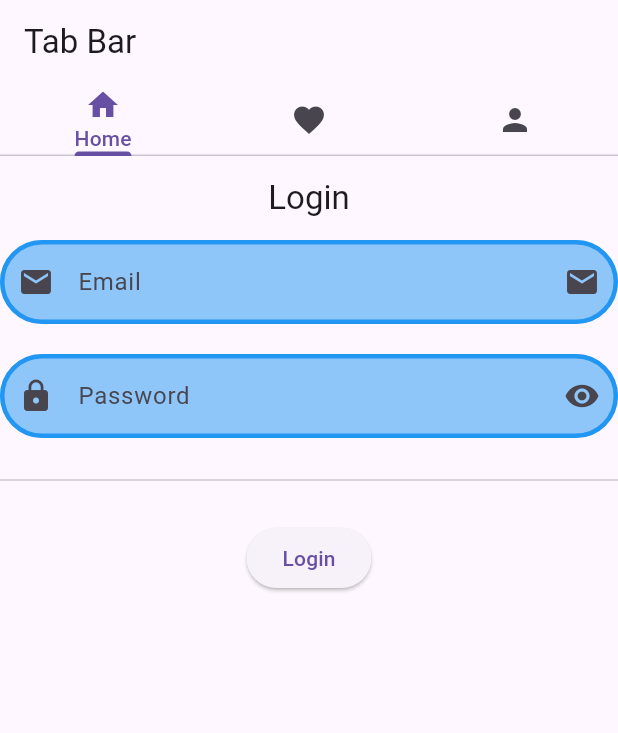
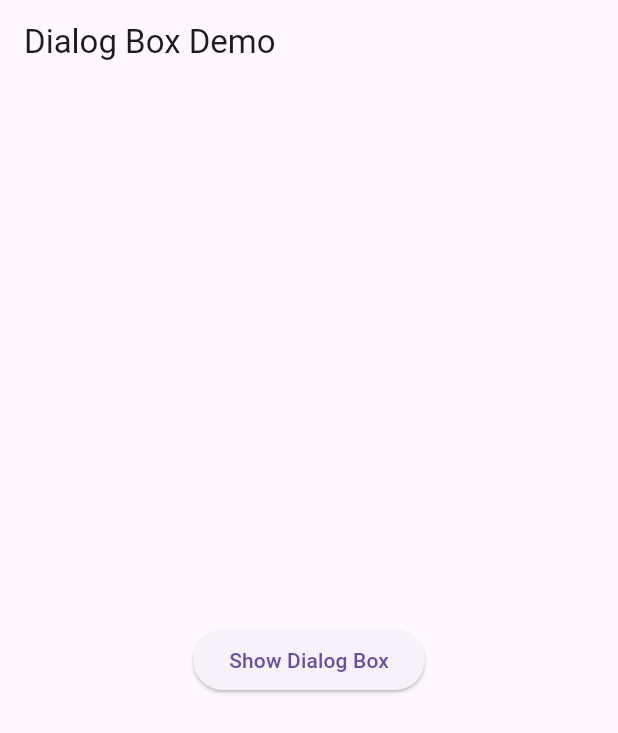
Before and after one commit to MuhammadAliKust/Flutter-B21, a Flutter app: the screen it shows after launch, on a phone screen of 412 x 824 dp. Shown: the top 733 px of the screen. Run offline on Flutter 3.47's test engine with Material 3 defaults, Android fonts, the phone set to English and light mode, and no system bars; our stand-ins replace smooth_page_indicator, string_validator.

Commit message:
Tabbar and Dialog Box Done

```diff
--- /dev/null
+++ b/lib/dialog_box.dart
@@ -0,0 +1,30 @@
+import 'package:flutter/material.dart';
+
+class DialogBoxDemo extends StatelessWidget {
+  const DialogBoxDemo({super.key});
+
+  @override
+  Widget build(BuildContext context) {
+    return Scaffold(
+      appBar: AppBar(title: Text("Dialog Box Demo")),
+      body: Center(
+        child: ElevatedButton(onPressed: () {
+          showDialog(context: context,
+              barrierDismissible: false,
+              builder: (context){
+            return AlertDialog(
+              title: Text("Message"),
+              content: Text("Do you really want to delete this item?"),
+              actions: [
+                TextButton(onPressed: (){}, child: Text("Yes")),
+                TextButton(onPressed: (){
+                  Navigator.pop(context);
+                }, child: Text("No")),
+              ],
+            );
+          });
+        }, child: Text("Show Dialog Box")),
+      ),
+    );
+  }
+}
--- a/lib/main.dart
+++ b/lib/main.dart
@@ -4,10 +4,11 @@ import 'package:flutter_b21/grid_view.dart';
 import 'package:flutter_b21/login.dart';
 import 'package:flutter_b21/multiple_selection.dart';
 import 'package:flutter_b21/page_view.dart';
-import 'package:flutter_b21/tabbar_view.dart';
+import 'package:flutter_b21/tab_bar.dart';
 
 import 'Student_profile.dart';
 import 'asset_image.dart';
+import 'dialog_box.dart';
 import 'dynamic_list_view.dart';
 import 'list_view_demo.dart';
 import 'network_image.dart';
@@ -22,7 +23,7 @@ class MyApp extends StatelessWidget {
   @override
   Widget build(BuildContext context) {
     return MaterialApp(
-      home: TabbarViewDemo(),
+      home: DialogBoxDemo(),
       // home: Scaffold(
       //   backgroundColor: Colors.yellow,
       //   appBar: AppBar(
--- a/lib/tabbar_view.dart
+++ b/lib/tab_bar.dart
@@ -3,8 +3,8 @@ import 'package:flutter_b21/grid_view.dart';
 import 'package:flutter_b21/login.dart';
 import 'package:flutter_b21/page_view.dart';
 
-class TabbarViewDemo extends StatelessWidget {
-  const TabbarViewDemo({super.key});
+class TabBarDemo extends StatelessWidget {
+  const TabBarDemo({super.key});
 
   @override
   Widget build(BuildContext context) {
@@ -12,17 +12,13 @@ class TabbarViewDemo extends StatelessWidget {
       length: 3,
       child: Scaffold(
         appBar: AppBar(
-          title: Text("Tab Bar "),
+          title: Text("Tab Bar"),
           bottom: TabBar(
-            tabs: [
-              Column(children: [Icon(Icons.home), Text("Home")]),
-              Icon(Icons.favorite),
-              Icon(Icons.person),
-            ],
+            tabs: [Icon(Icons.home), Icon(Icons.favorite), Icon(Icons.person)],
           ),
         ),
         body: TabBarView(
-          children: [LoginView(), GridViewDemo(), PageViewDemo()],
+          children: [LoginView(), PageViewDemo(), GridViewDemo()],
         ),
       ),
     );
```
